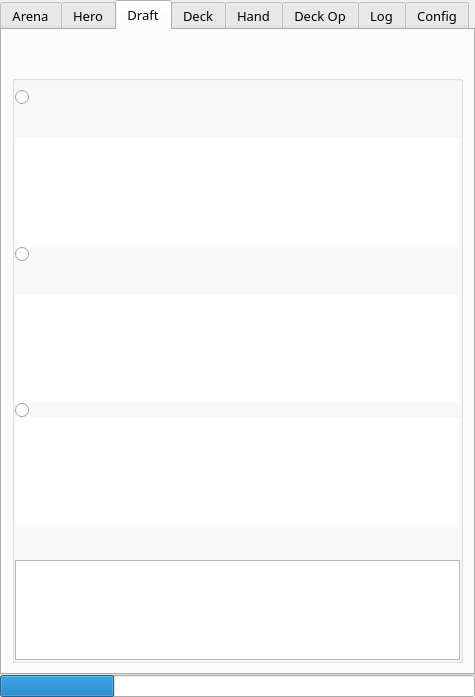
supertriodo/Arena-Tracker, file mainwindow.ui: the form before one commit.
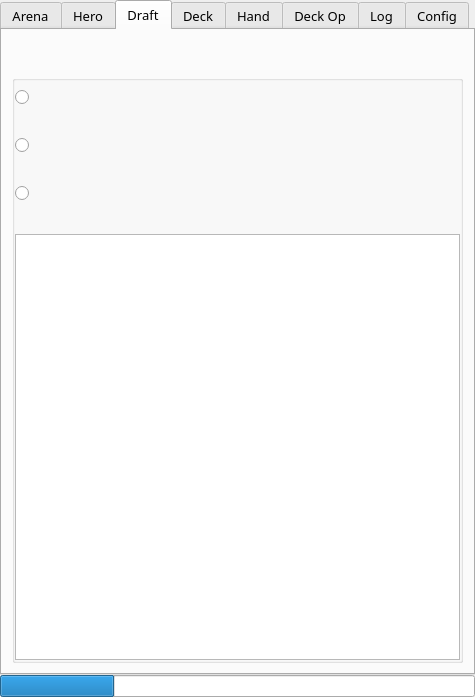
The form after the commit. The open tabs and pages were chosen to show the change. Icons and pictures are not drawn. Custom widgets are drawn as their Qt base class.

Commit message: Remove synergies texts from draft window. Bug Fix: In drafting window, on transparent-whiteTheme, score texts are drawn in white, which makes them invisible when the mouse is inside the window. Now the text is shown in black. Bug Fix: On draft window, on any theme/transparency, best score is drawn on green but when the mouse leave or enter the window it goes back to white/black. Now it remains green. Bug Fix: On draft window, when resizing the window card images fields try to get more space. Now they keep in their size and all the extra space is taken by the comentary field at the bottom.

What changed in the file:
```diff
--- a/mainwindow.ui
+++ b/mainwindow.ui
@@ -792,44 +792,10 @@
                </property>
               </widget>
              </item>
-             <item>
-              <widget class="QTextBrowser" name="textDraft1">
-               <property name="sizePolicy">
-                <sizepolicy hsizetype="Expanding" vsizetype="Ignored">
-                 <horstretch>0</horstretch>
-                 <verstretch>0</verstretch>
-                </sizepolicy>
-               </property>
-               <property name="maximumSize">
-                <size>
-                 <width>16777215</width>
-                 <height>16777215</height>
-                </size>
-               </property>
-               <property name="font">
-                <font>
-                 <family>Belwe Bd BT</family>
-                 <pointsize>10</pointsize>
-                </font>
-               </property>
-               <property name="autoFillBackground">
-                <bool>false</bool>
-               </property>
-               <property name="frameShape">
-                <enum>QFrame::NoFrame</enum>
-               </property>
-               <property name="verticalScrollBarPolicy">
-                <enum>Qt::ScrollBarAlwaysOff</enum>
-               </property>
-               <property name="horizontalScrollBarPolicy">
-                <enum>Qt::ScrollBarAlwaysOff</enum>
-               </property>
-              </widget>
-             </item>
              <item>
               <widget class="QRadioButton" name="radioButtonDraft2">
                <property name="sizePolicy">
-                <sizepolicy hsizetype="Minimum" vsizetype="Fixed">
+                <sizepolicy hsizetype="Preferred" vsizetype="Preferred">
                  <horstretch>0</horstretch>
                  <verstretch>0</verstretch>
                 </sizepolicy>
@@ -842,7 +808,7 @@
              <item>
               <widget class="QLabel" name="labelDraft2">
                <property name="sizePolicy">
-                <sizepolicy hsizetype="Preferred" vsizetype="Fixed">
+                <sizepolicy hsizetype="Preferred" vsizetype="Preferred">
                  <horstretch>0</horstretch>
                  <verstretch>0</verstretch>
                 </sizepolicy>
@@ -860,41 +826,10 @@
                </property>
               </widget>
              </item>
-             <item>
-              <widget class="QTextBrowser" name="textDraft2">
-               <property name="sizePolicy">
-                <sizepolicy hsizetype="Expanding" vsizetype="Ignored">
-                 <horstretch>0</horstretch>
-                 <verstretch>0</verstretch>
-                </sizepolicy>
-               </property>
-               <property name="maximumSize">
-                <size>
-                 <width>16777215</width>
-                 <height>16777215</height>
-                </size>
-               </property>
-               <property name="font">
-                <font>
-                 <family>Belwe Bd BT</family>
-                 <pointsize>10</pointsize>
-                </font>
-               </property>
-               <property name="frameShape">
-                <enum>QFrame::NoFrame</enum>
-               </property>
-               <property name="verticalScrollBarPolicy">
-                <enum>Qt::ScrollBarAlwaysOff</enum>
-               </property>
-               <property name="horizontalScrollBarPolicy">
-                <enum>Qt::ScrollBarAlwaysOff</enum>
-               </property>
-              </widget>
-             </item>
              <item>
               <widget class="QRadioButton" name="radioButtonDraft3">
                <property name="sizePolicy">
-                <sizepolicy hsizetype="Minimum" vsizetype="Fixed">
+                <sizepolicy hsizetype="Preferred" vsizetype="Preferred">
                  <horstretch>0</horstretch>
                  <verstretch>0</verstretch>
                 </sizepolicy>
@@ -904,41 +839,10 @@
                </property>
               </widget>
              </item>
-             <item>
-              <widget class="QTextBrowser" name="textDraft3">
-               <property name="sizePolicy">
-                <sizepolicy hsizetype="Expanding" vsizetype="Ignored">
-                 <horstretch>0</horstretch>
-                 <verstretch>0</verstretch>
-                </sizepolicy>
-               </property>
-               <property name="maximumSize">
-                <size>
-                 <width>16777215</width>
-                 <height>16777215</height>
-                </size>
-               </property>
-               <property name="font">
-                <font>
-                 <family>Belwe Bd BT</family>
-                 <pointsize>10</pointsize>
-                </font>
-               </property>
-               <property name="frameShape">
-                <enum>QFrame::NoFrame</enum>
-               </property>
-               <property name="verticalScrollBarPolicy">
-                <enum>Qt::ScrollBarAlwaysOff</enum>
-               </property>
-               <property name="horizontalScrollBarPolicy">
-                <enum>Qt::ScrollBarAlwaysOff</enum>
-               </property>
-              </widget>
-             </item>
              <item>
               <widget class="QLabel" name="labelDraft3">
                <property name="sizePolicy">
-                <sizepolicy hsizetype="Preferred" vsizetype="Fixed">
+                <sizepolicy hsizetype="Preferred" vsizetype="Preferred">
                  <horstretch>0</horstretch>
                  <verstretch>0</verstretch>
                 </sizepolicy>
@@ -959,7 +863,7 @@
              <item>
               <widget class="QTextBrowser" name="textBrowserDraft">
                <property name="sizePolicy">
-                <sizepolicy hsizetype="Expanding" vsizetype="Preferred">
+                <sizepolicy hsizetype="Preferred" vsizetype="Expanding">
                  <horstretch>0</horstretch>
                  <verstretch>0</verstretch>
                 </sizepolicy>
@@ -973,7 +877,7 @@
                <property name="maximumSize">
                 <size>
                  <width>16777215</width>
-                 <height>100</height>
+                 <height>16777215</height>
                 </size>
                </property>
                <property name="font">
```
Left out of the diff: 4 changed lines with no effect on the pictures. The commit also changes 3 other files.
